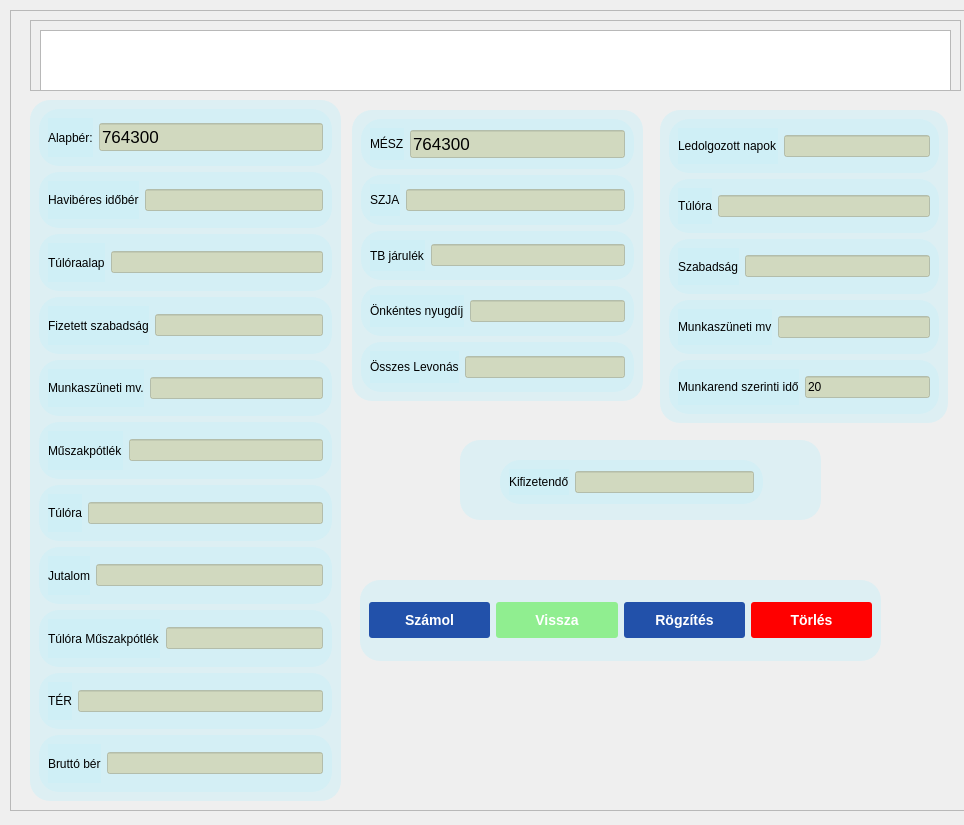
First picture: the form in berkalkulator.ui, repository katsa00781/HomeApp, before the edit.
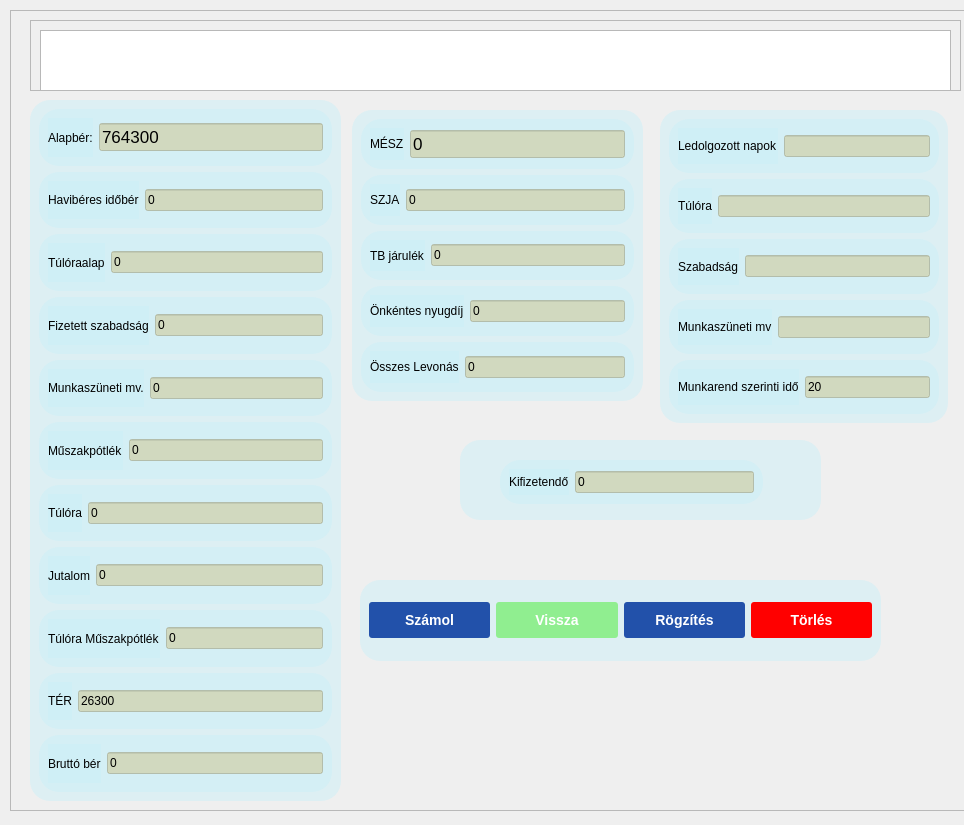
Second picture: the form after the edit.

Diff of the .ui file:
```diff
--- a/berkalkulator.ui
+++ b/berkalkulator.ui
@@ -334,7 +334,11 @@
          </widget>
         </item>
         <item>
-         <widget class="QLineEdit" name="haiberesidoberLineEdit"/>
+         <widget class="QLineEdit" name="haiberesidoberLineEdit">
+          <property name="text">
+           <string>0</string>
+          </property>
+         </widget>
         </item>
        </layout>
       </widget>
@@ -356,7 +360,11 @@
          </widget>
         </item>
         <item>
-         <widget class="QLineEdit" name="tuloraAlapLineEdit"/>
+         <widget class="QLineEdit" name="tuloraAlapLineEdit">
+          <property name="text">
+           <string>0</string>
+          </property>
+         </widget>
         </item>
        </layout>
       </widget>
@@ -378,7 +386,11 @@
          </widget>
         </item>
         <item>
-         <widget class="QLineEdit" name="fizetettSzLineEdit"/>
+         <widget class="QLineEdit" name="fizetettSzLineEdit">
+          <property name="text">
+           <string>0</string>
+          </property>
+         </widget>
         </item>
        </layout>
       </widget>
@@ -400,7 +412,11 @@
          </widget>
         </item>
         <item>
-         <widget class="QLineEdit" name="munkaszuntimvLineEdit"/>
+         <widget class="QLineEdit" name="munkaszuntimvLineEdit">
+          <property name="text">
+           <string>0</string>
+          </property>
+         </widget>
         </item>
        </layout>
       </widget>
@@ -422,7 +438,11 @@
          </widget>
         </item>
         <item>
-         <widget class="QLineEdit" name="mpotlekLineEdit"/>
+         <widget class="QLineEdit" name="mpotlekLineEdit">
+          <property name="text">
+           <string>0</string>
+          </property>
+         </widget>
         </item>
        </layout>
       </widget>
@@ -447,7 +467,11 @@
          </widget>
         </item>
         <item>
-         <widget class="QLineEdit" name="TuloraLineEdit"/>
+         <widget class="QLineEdit" name="TuloraLineEdit">
+          <property name="text">
+           <string>0</string>
+          </property>
+         </widget>
         </item>
        </layout>
       </widget>
@@ -469,7 +493,11 @@
          </widget>
         </item>
         <item>
-         <widget class="QLineEdit" name="jutalomLineEdit"/>
+         <widget class="QLineEdit" name="jutalomLineEdit">
+          <property name="text">
+           <string>0</string>
+          </property>
+         </widget>
         </item>
        </layout>
       </widget>
@@ -494,7 +522,11 @@
          </widget>
         </item>
         <item>
-         <widget class="QLineEdit" name="tuloraMuszakpotlekLineEdit"/>
+         <widget class="QLineEdit" name="tuloraMuszakpotlekLineEdit">
+          <property name="text">
+           <string>0</string>
+          </property>
+         </widget>
         </item>
        </layout>
       </widget>
@@ -516,7 +548,11 @@
          </widget>
         </item>
         <item>
-         <widget class="QLineEdit" name="terLineEdit"/>
+         <widget class="QLineEdit" name="terLineEdit">
+          <property name="text">
+           <string>26300</string>
+          </property>
+         </widget>
         </item>
        </layout>
       </widget>
@@ -538,7 +574,11 @@
          </widget>
         </item>
         <item>
-         <widget class="QLineEdit" name="bruttoberLineEdit"/>
+         <widget class="QLineEdit" name="bruttoberLineEdit">
+          <property name="text">
+           <string>0</string>
+          </property>
+         </widget>
         </item>
        </layout>
       </widget>
@@ -602,7 +642,7 @@
            </font>
           </property>
           <property name="text">
-           <string>764300</string>
+           <string>0</string>
           </property>
           <property name="placeholderText">
            <string>764300</string>
@@ -629,7 +669,11 @@
          </widget>
         </item>
         <item>
-         <widget class="QLineEdit" name="szjaLineEdit"/>
+         <widget class="QLineEdit" name="szjaLineEdit">
+          <property name="text">
+           <string>0</string>
+          </property>
+         </widget>
         </item>
        </layout>
       </widget>
@@ -651,7 +695,11 @@
          </widget>
         </item>
         <item>
-         <widget class="QLineEdit" name="tbLineEdit"/>
+         <widget class="QLineEdit" name="tbLineEdit">
+          <property name="text">
+           <string>0</string>
+          </property>
+         </widget>
         </item>
        </layout>
       </widget>
@@ -673,7 +721,11 @@
          </widget>
         </item>
         <item>
-         <widget class="QLineEdit" name="onkentesLineEdit"/>
+         <widget class="QLineEdit" name="onkentesLineEdit">
+          <property name="text">
+           <string>0</string>
+          </property>
+         </widget>
         </item>
        </layout>
       </widget>
@@ -695,7 +747,11 @@
          </widget>
         </item>
         <item>
-         <widget class="QLineEdit" name="osszeLevonasLineEdit"/>
+         <widget class="QLineEdit" name="osszeLevonasLineEdit">
+          <property name="text">
+           <string>0</string>
+          </property>
+         </widget>
         </item>
        </layout>
       </widget>
@@ -830,7 +886,11 @@
        </widget>
       </item>
       <item>
-       <widget class="QLineEdit" name="kifizetendoLineEdit"/>
+       <widget class="QLineEdit" name="kifizetendoLineEdit">
+        <property name="text">
+         <string>0</string>
+        </property>
+       </widget>
       </item>
      </layout>
     </widget>
```
